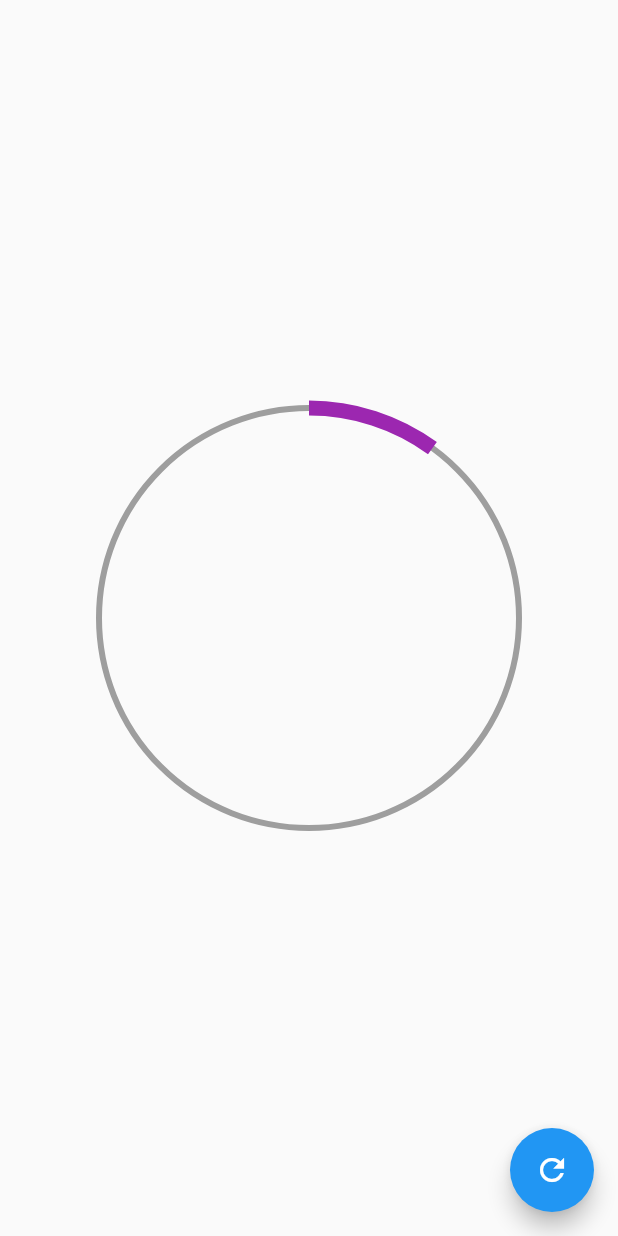
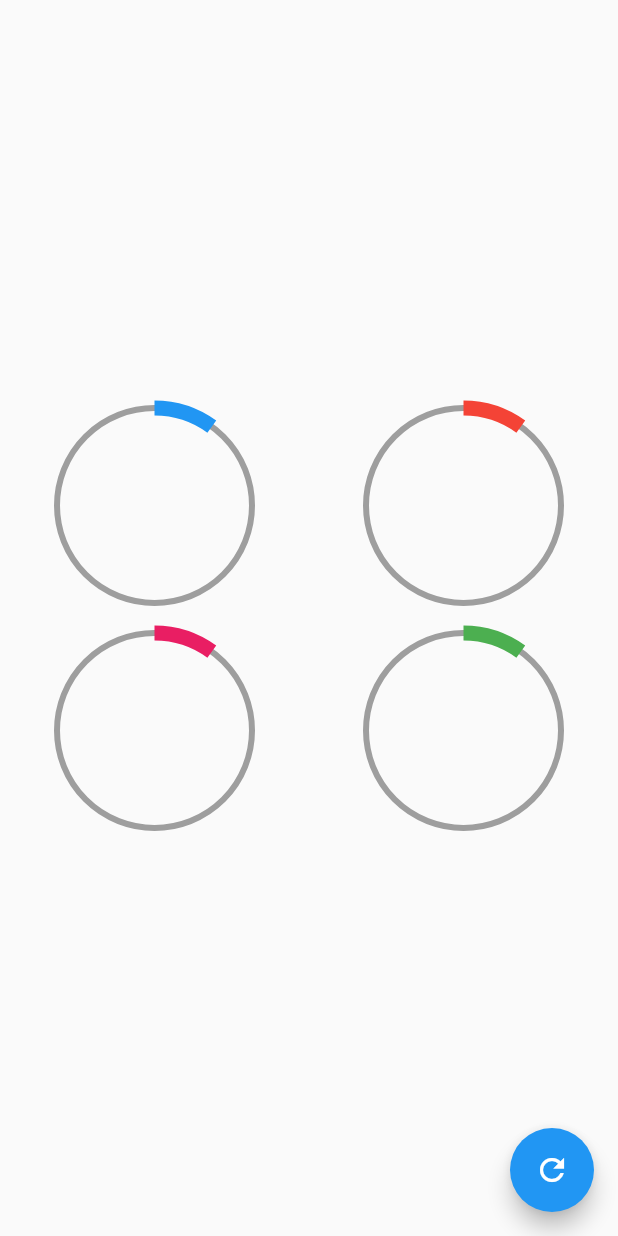
Before and after one commit to EstebanIndiveri/flutteranimations, a Flutter app: the screen it shows after launch, after a tap on the "refresh" icon, on a phone screen of 412 x 824 dp. Run offline on Flutter 3.47's test engine with Material 2 defaults, Android fonts, the phone set to English and light mode, and no system bars.

Commit message:
reuse widget

```diff
--- a/lib/src/pages/graficas_circulares_page.dart
+++ b/lib/src/pages/graficas_circulares_page.dart
@@ -22,18 +22,51 @@ class _GraficasCircularesPageState extends State<GraficasCircularesPage> {
           }
           });
         },),
-      body: Center(
-        child: Container(
-          width: 300,
-          height: 300,
+      body: Column(
+        mainAxisAlignment: MainAxisAlignment.center,
+        children: <Widget>[
+          Row(
+            mainAxisAlignment: MainAxisAlignment.spaceAround,
+            children: <Widget>[
+              CustomRadialProgress(percent: percent,color: Colors.blue,),
+              CustomRadialProgress(percent: percent,color:Colors.red,),
+            ],),
+             Row(
+            mainAxisAlignment: MainAxisAlignment.spaceAround,
+            children: <Widget>[
+              CustomRadialProgress(percent: percent,color:Colors.pink),
+              CustomRadialProgress(percent: percent,color:Colors.green),
+            ],)
+        ],
+      )
+    );
+  }
+}
+
+class CustomRadialProgress extends StatelessWidget {
+  final Color color;
+  const CustomRadialProgress({
+    Key key,
+    @required this.percent,
+    @required this.color,
+  });
+
+  final double percent;
+
+  @override
+  Widget build(BuildContext context) {
+    return Container(
+      width: 150,
+      height: 150,
       // color: Colors.red,
       // child: Text('$percent %',style: TextStyle(fontSize: 50.0),) ,
       child: RadialProgress(
         percent:percent,
-            primaryColor: Colors.purple,
+        // primaryColor: Colors.purple,
+        primaryColor: this.color,
         secondaryColor: Colors.grey,
-            ),
-        ),
+        weightSecondary: 4,
+        weightPrimary: 10,
         ),
     );
   }
--- a/lib/src/widwets/radial_progress.dart
+++ b/lib/src/widwets/radial_progress.dart
@@ -7,11 +7,15 @@ class RadialProgress extends StatefulWidget {
   final percent;
   final Color primaryColor;
   final Color secondaryColor;
+  final double weightSecondary;
+  final double weightPrimary;
 
   const RadialProgress({
     @required this.percent,
     this.primaryColor=Colors.blueGrey,
     this.secondaryColor=Colors.amber,
+    this.weightSecondary=4,
+    this.weightPrimary=10,
     });
 
   @override
@@ -51,7 +55,9 @@ class _RadialProgressState extends State<RadialProgress> with SingleTickerProvid
           height: double.infinity,
           child: CustomPaint(painter: _MiRadialProgress((widget.percent - differAnimation)+(differAnimation*controller.value)
           ,widget.primaryColor,
-          widget.secondaryColor
+          widget.secondaryColor,
+          widget.weightSecondary,
+          widget.weightPrimary,
           ),
           ),
         );
@@ -64,10 +70,15 @@ class _MiRadialProgress extends CustomPainter {
   final percent;
   final Color primaryColor;
   final Color secondaryColor;
+  final double weightSecondary;
+  final double weightPrimary;
+
   _MiRadialProgress(
     this.percent,
     this.primaryColor,
     this.secondaryColor,
+    this.weightSecondary,
+    this.weightPrimary,
     );
 
   @override
@@ -75,7 +86,7 @@ class _MiRadialProgress extends CustomPainter {
     // Implement
     // Ciclecomplete
     final paint=new Paint()
-    ..strokeWidth=4
+    ..strokeWidth=weightSecondary
     ..color=secondaryColor
     ..style=PaintingStyle.stroke;
 
@@ -87,7 +98,7 @@ class _MiRadialProgress extends CustomPainter {
 
     // arc
      final paintArco=new Paint()
-    ..strokeWidth=10
+    ..strokeWidth=weightPrimary
     ..color=primaryColor
     ..style=PaintingStyle.stroke;
 
```
Lines whose indentation alone changed are shown as unchanged.
